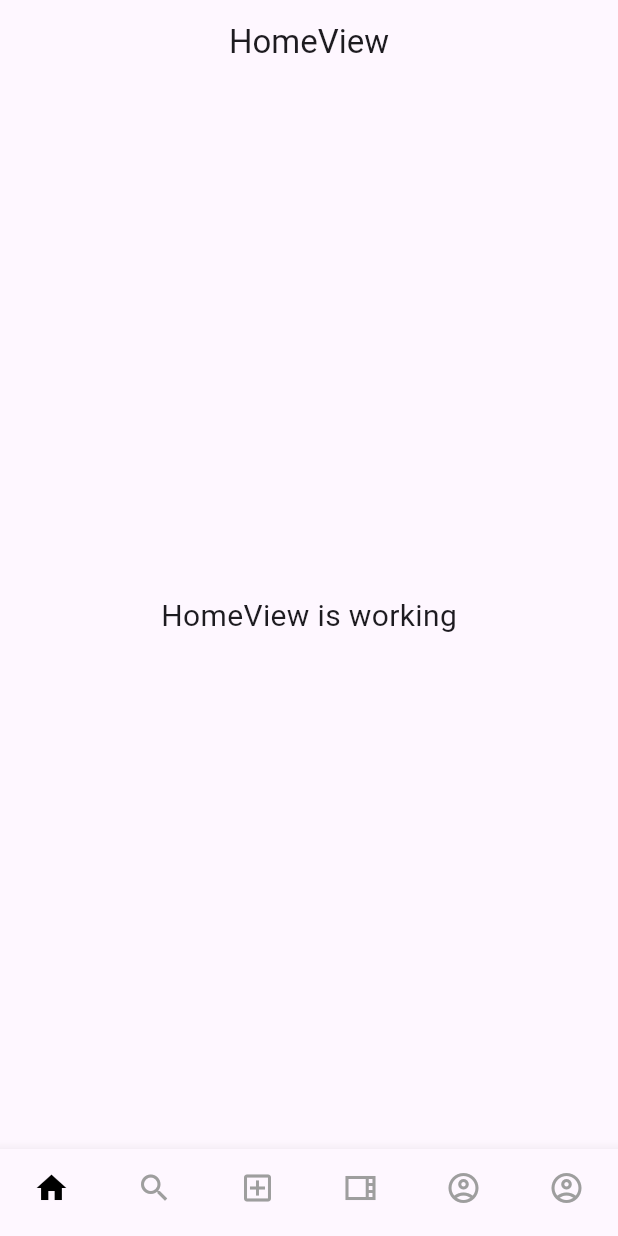
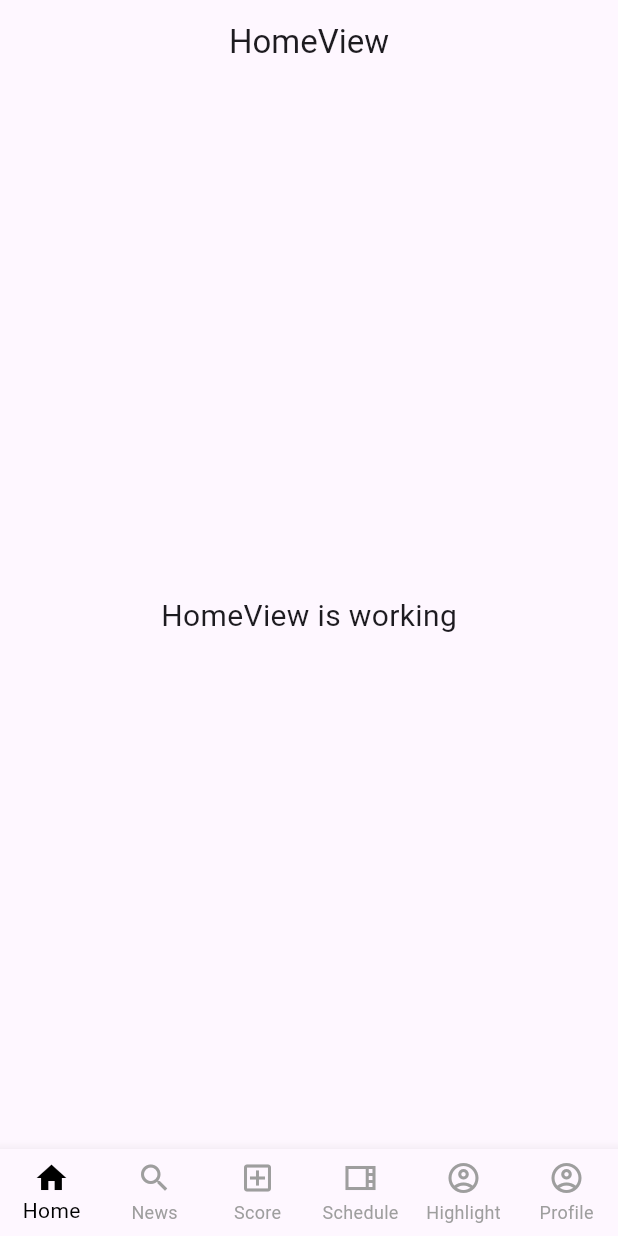
Before and after one commit to raihansyahrin/ABP-Mobile, a Flutter app: the screen it shows after launch, on a phone screen of 412 x 824 dp. Run offline on Flutter 3.47's test engine with Material 3 defaults, Android fonts, the phone set to English and light mode, and no system bars; our stand-ins replace get.

Commit message:
feat: add label in bottom navigation bar

```diff
--- a/lib/app/shared/widgets/bottomnavbar_widget.dart
+++ b/lib/app/shared/widgets/bottomnavbar_widget.dart
@@ -18,8 +18,8 @@ class BottomNavBar extends StatelessWidget {
       onTap: onTap,
       selectedItemColor: Colors.black,
       unselectedItemColor: Colors.grey,
-      showSelectedLabels: false,
-      showUnselectedLabels: false,
+      showSelectedLabels: true,
+      showUnselectedLabels: true,
       items: [
         BottomNavigationBarItem(
           icon: Icon(Icons.home_outlined),
@@ -29,21 +29,21 @@ class BottomNavBar extends StatelessWidget {
         BottomNavigationBarItem(
           icon: Icon(Icons.search_outlined),
           activeIcon: Icon(Icons.search),
-          label: 'Search',
+          label: 'News',
         ),
         BottomNavigationBarItem(
           icon: Icon(Icons.add_box_outlined),
           activeIcon: Icon(Icons.add_box),
-          label: 'New Post',
+          label: 'Score',
         ),
         BottomNavigationBarItem(
           icon: Icon(Icons.view_sidebar_outlined),
           activeIcon: Icon(Icons.view_sidebar),
-          label: 'Reels',
+          label: 'Schedule',
         ),
         BottomNavigationBarItem(
           icon: Icon(Icons.account_circle_outlined),
-          label: 'Profile',
+          label: 'Highlight',
         ),
         BottomNavigationBarItem(
           icon: Icon(Icons.account_circle_outlined),
```
